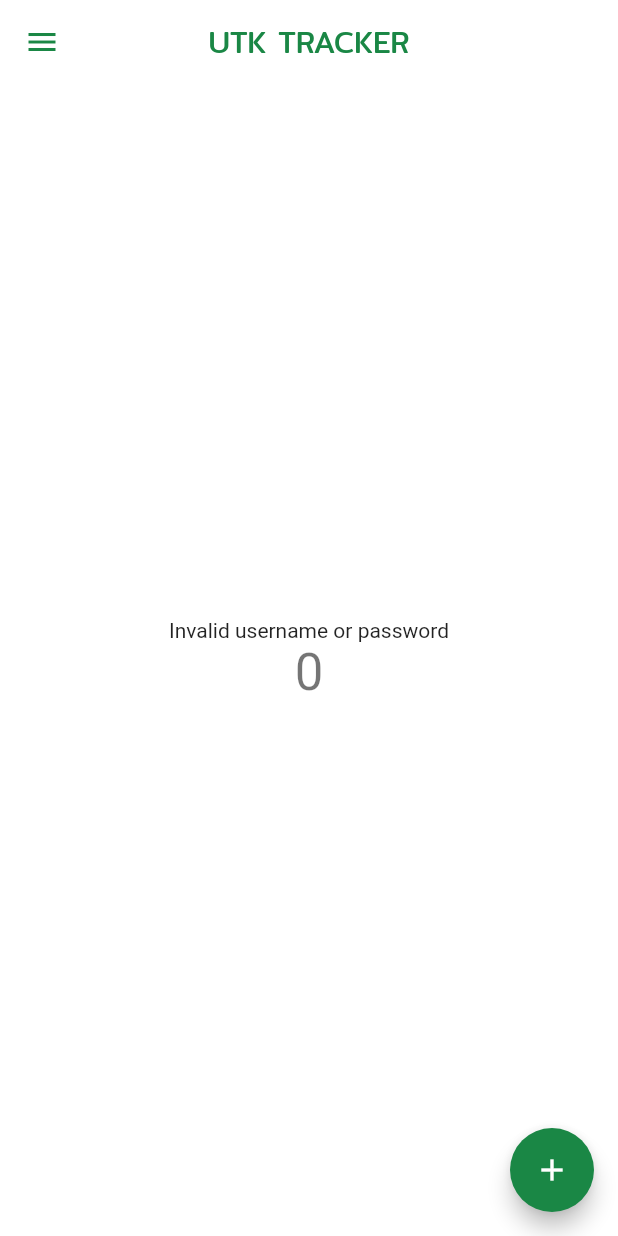
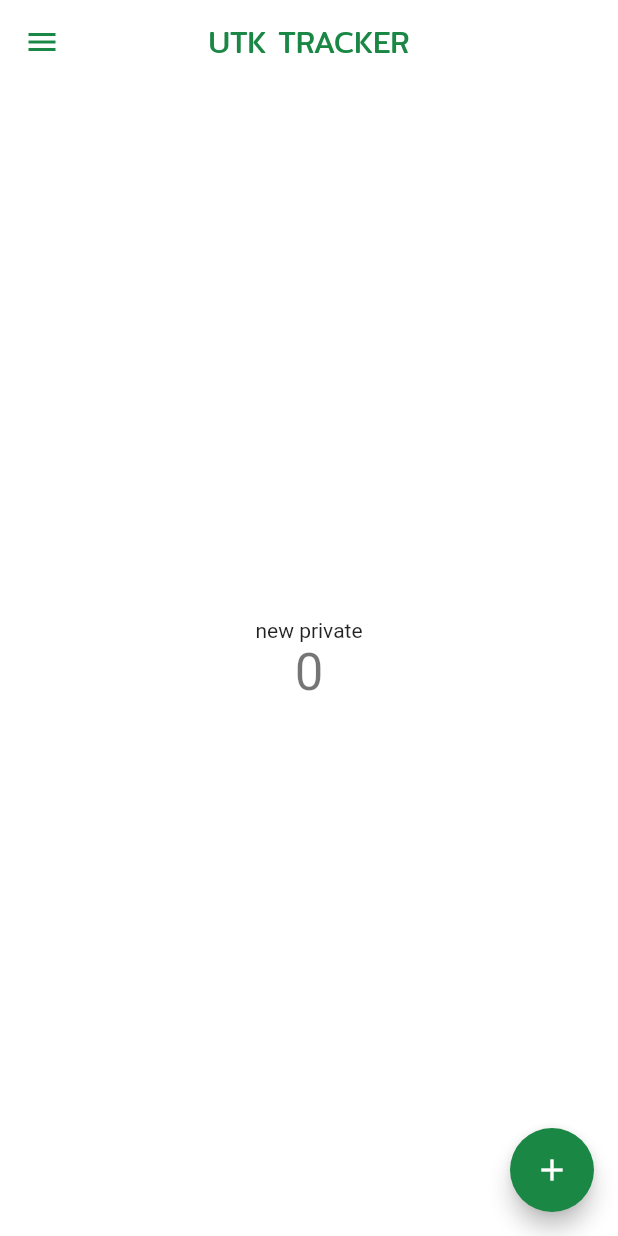
Before and after one commit to sunf044/UTK-TRACKER, a Flutter app: the screen it shows after launch, on a phone screen of 412 x 824 dp. Run offline on Flutter 3.47's test engine with Material 2 defaults, Android fonts, the phone set to English and light mode, and no system bars.

Commit message:
new private

```diff
--- a/lib/main.dart
+++ b/lib/main.dart
@@ -64,7 +64,7 @@ class _MyHomePageState extends State<MyHomePage> {
           mainAxisAlignment: MainAxisAlignment.center,
           children: <Widget>[
             Text(
-              'Invalid username or password',
+              'new private',
             ),
             Text(
               '$_counter',
```
